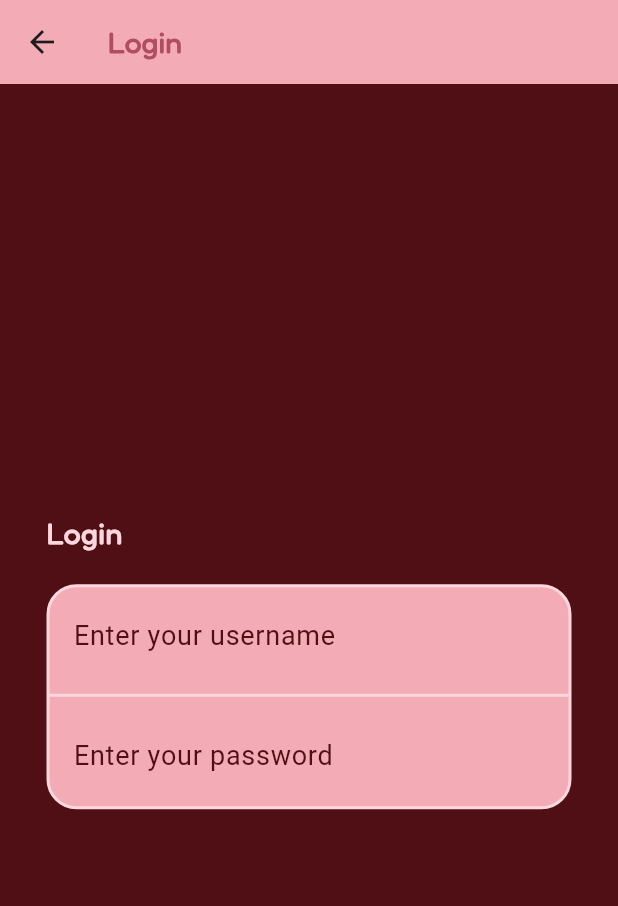
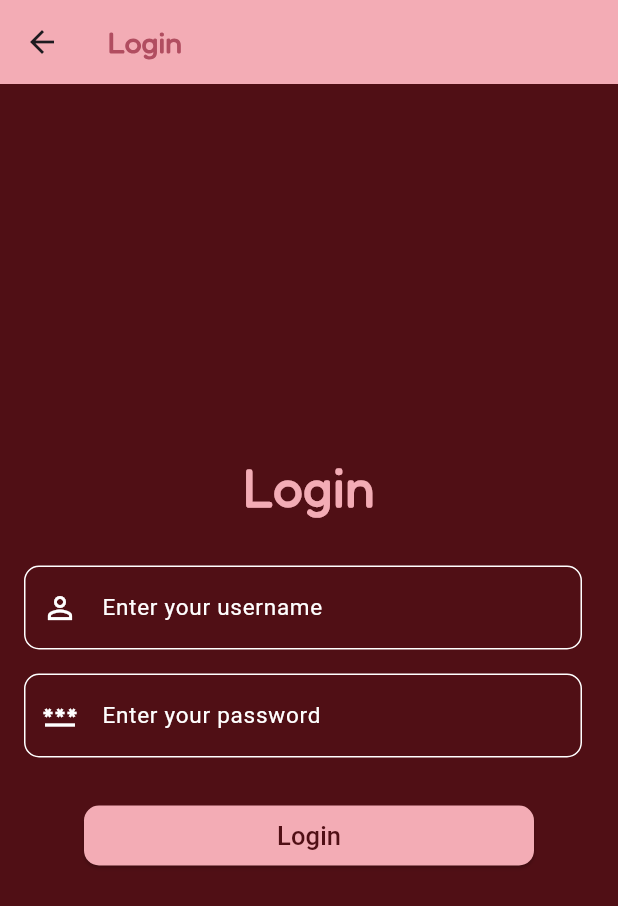
Before and after one commit to elviazamora338/app_2024, a Flutter app: the screen it shows after launch, after a tap on "Login", on a phone screen of 412 x 824 dp. Shown: the top 906 px of the screen. Run offline on Flutter 3.47's test engine with Material 3 defaults, Android fonts, the phone set to English and light mode, and no system bars; Roboto replaces fonts that are missing (Fedoka, Montserrat-Regular).

Commit message:
Login Screen modified

```diff
--- a/lib/screens/login_screen.dart
+++ b/lib/screens/login_screen.dart
@@ -27,84 +27,133 @@ class _LoginScreenState extends State<LoginScreen> {
         child: Column(
           // making sure it's in the center of screen
           mainAxisAlignment: MainAxisAlignment.center,
-          crossAxisAlignment: CrossAxisAlignment.start, // Aligns children to the left
           // children of the column
           children:
           [
             // the text title is login
             const Text("Login",
-            // this was not working >:(
-              // textAlign: TextAlign.left,
+              textAlign: TextAlign.left,
               style: TextStyle(
-                color: Color(0xFFFCD7DD),
-                fontSize: 20,
+                color: Color(0xFFF3ACB5),
+                fontSize: 35,
                 fontFamily: "Fredoka",
                 fontWeight: FontWeight.bold,
               ),
             ),
             // some spacing
             const SizedBox(height: 20),
-            // a container for the textfields
-            Container(
-              width: 350,
-              height: 150,
-              // some decoration
-              decoration: BoxDecoration(
-                color: const Color(0xFFF3ACB5),
-                borderRadius: BorderRadius.circular(20),
-                border: Border.all(
-                  color: const Color(0xFFFCD7DD),
-                  width: 2,
-                ),
-                // chaning the color of the shadow
-                // boxShadow: const [
-                //   BoxShadow(
-                //     color: Color(0xFFFCD7DD),
-                //     blurRadius: 10,
-                //     offset: Offset(0, 5),
-                //   ),
-                // ],
-              ),
+
               // the children of the container
-              child: const Column(
+            Column(
               children: [
                 // the listtile for the username
-                  ListTile(
+                const ListTile(
                   title: TextField(
+                     style: TextStyle(
+                      color: Colors.white,
+                    ),
                     decoration: InputDecoration(
+                      prefixIcon: Icon(Icons.perm_identity,
+                        color: Colors.white,
+                      ),
                       hintText: "Enter your username",
                       hintStyle: TextStyle(
-                          color: Color(0xFF500F15),
-                          fontSize: 18,
+                        color: Colors.white,
+                        fontSize: 15,
                         fontFamily: "Montserrat-Regular",
                       ),
-                        border: InputBorder.none,
+                      border: OutlineInputBorder(
+                        borderRadius: BorderRadius.all(Radius.circular(10)),
+                        borderSide: BorderSide(
+                          color: Colors.white,
+                        ),
+                      ),
+                      enabledBorder: OutlineInputBorder(
+                        borderRadius: BorderRadius.all(Radius.circular(10)),
+                        borderSide: BorderSide(
+                          color: Colors.white,
+                        ),
+                      ),
+                      focusedBorder: OutlineInputBorder(
+                        borderRadius: BorderRadius.all(Radius.circular(10)),
+                        borderSide: BorderSide(
+                          color: Color(0xFFF3ACB5),
                         ),
                       ),
                     ),
-                  // divider between username and password
-                  Divider(
-                    color: Color(0xFFFCD7DD),
-                    thickness: 2,
                   ),
+                ),
+
+
                 // the listtile for the password
-                  ListTile(
+                const ListTile(
                   title: TextField(
-                      // hides password
                     obscureText: true,
+                    style: TextStyle(
+                      color: Colors.white,
+                    ),
                     decoration: InputDecoration(
+                      prefixIcon: Icon(Icons.password,
+                        color: Colors.white,
+                      ),
                       hintText: "Enter your password",
                       hintStyle: TextStyle(
-                          color: Color(0xFF500F15),
-                          fontSize: 18,
+                        color: Colors.white,
+                        fontSize: 15,
                         fontFamily: "Montserrat-Regular",
                       ),
-                        border: InputBorder.none,
+                      // the border of the textfield
+                      border: OutlineInputBorder(
+                        borderRadius: BorderRadius.all(Radius.circular(10)),
+                        borderSide: BorderSide(
+                          color: Colors.white, // Border color
+                        ),
+                      ),
+                      // when the textfield is enabled
+                      enabledBorder: OutlineInputBorder(
+                         borderRadius: BorderRadius.all(Radius.circular(10)),
+                        borderSide: BorderSide(
+                          color: Colors.white, // Border color when enabled
+                        ),
+                      ),
+                      // when the textfield is focused
+                      focusedBorder: OutlineInputBorder(
+                        borderRadius: BorderRadius.all(Radius.circular(10)),
+                        borderSide: BorderSide(
+                          color: Color(0xFFF3ACB5), // Border color when focused
+                        ),
+                      ),
+                    ),
+                  ),
+                ),
+                // some spacing
+                const SizedBox(
+                  height:20,
+                ),
+                // the login button
+                ElevatedButton(
+                  onPressed: () {
+                    // navigate to the welcome screen
+                  },
+                  // changing the sttyle of the button
+                  style: ElevatedButton.styleFrom(
+                    backgroundColor: const Color(0xFFF3ACB5),
+                    // minimumSize: const Size(200, 40),
+                    minimumSize: const Size(300, 40),
+                    shape: RoundedRectangleBorder(
+                      borderRadius: BorderRadius.circular(10),
+                    ),
+                  ),
+                  child: const Text("Login",
+                    style: TextStyle(
+                      color: Color(0xFF500F15),
+                      fontSize: 17,
+                      fontFamily: "Fedoka",
+
                     ),
                   ),
                 ),
               ],
-              ),
             ),
           ],
         ),
```
Lines whose indentation alone changed are shown as unchanged.
